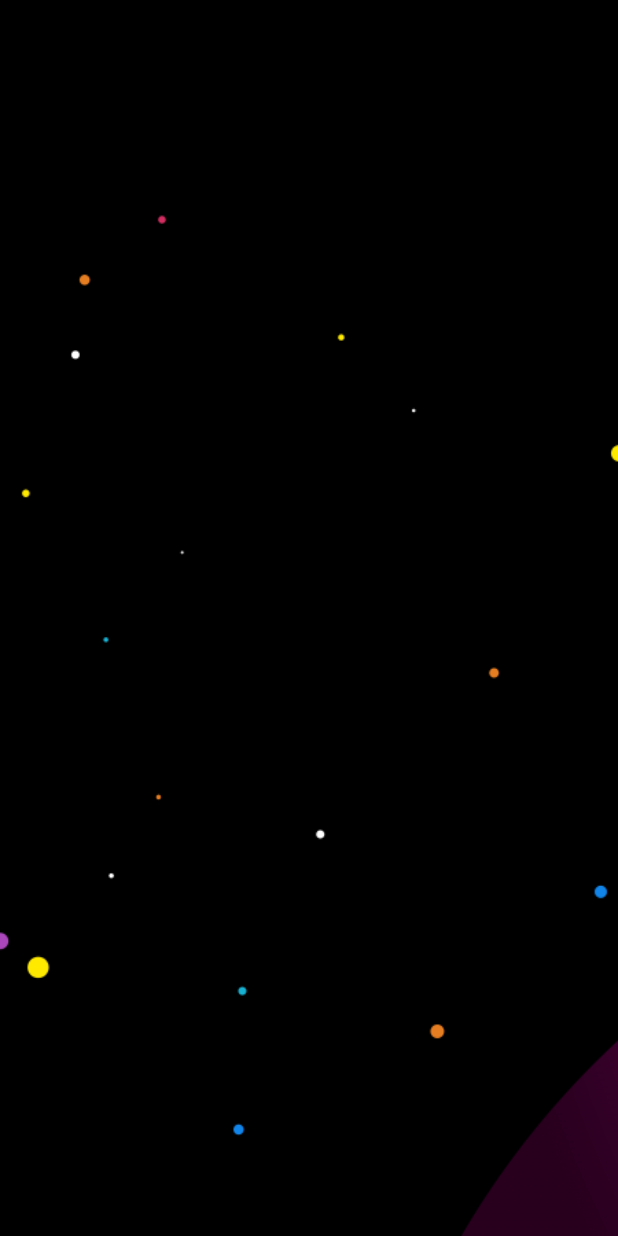
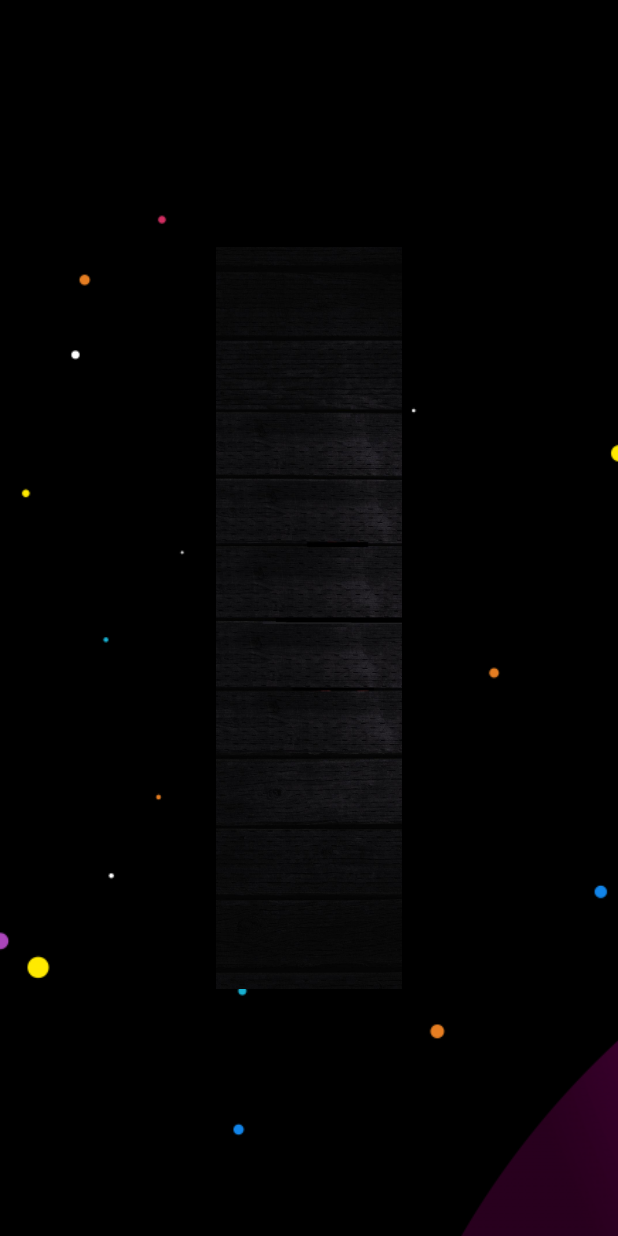
Before and after one commit to Maverick-Wolf/unping_task, a Flutter app: the screen it shows after launch, on a phone screen of 412 x 824 dp. Run offline on Flutter 3.47's test engine with Material 2 defaults, Android fonts, the phone set to English and light mode, and no system bars.

Commit message:
added card stack image

```diff
--- a/lib/screens/screen1.dart
+++ b/lib/screens/screen1.dart
@@ -18,6 +18,21 @@ class Screen1 extends StatelessWidget {
               fit: BoxFit.cover,
             ),
           ),
+          Stack(
+            children: [
+              Align(
+                alignment: Alignment.center,
+                child: SizedBox(
+                  height: _height * 0.6,
+                  width: _width * 0.3,
+                  child: Image.asset(
+                    'assets/images/card.jpg',
+                    fit: BoxFit.cover,
+                  ),
+                ),
+              ),
+            ],
+          ),
         ],
       ),
     );
```
Also changed, not shown: assets/images/card.jpg.
